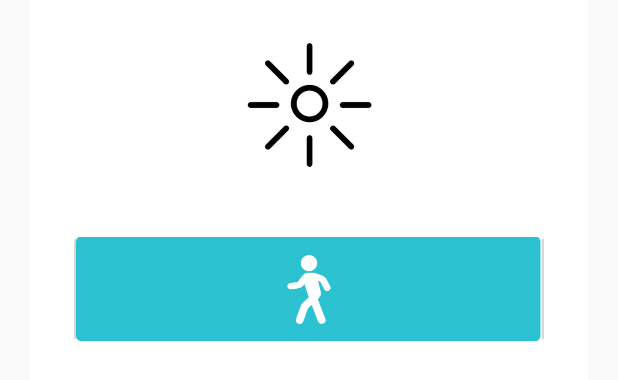
After one commit to myspecialway/my-special-way-android, an Android app: the layout activity_notification.xml on its own in the app's theme, with its tools: preview values and no code run, on a phone screen of 412 x 824 dp. The commit adds this screen. Shown: the top 380 px of the screen. Run offline under Robolectric (Android 15) with nearby library versions, the phone set to English and light mode, and no system bars.

Commit message:
Add custom notification activity

```diff
--- a/Basic/src/main/java/org/myspecialway/android/mainscreen/MainScreenActivity.java
+++ b/Basic/src/main/java/org/myspecialway/android/mainscreen/MainScreenActivity.java
@@ -5,6 +5,7 @@ import android.arch.lifecycle.ViewModelProviders;
 import android.content.Intent;
 import android.os.Bundle;
 import android.support.annotation.Nullable;
+import android.support.v7.app.ActionBar;
 import android.support.v7.app.AppCompatActivity;
 import android.view.View;
 import android.widget.Button;
@@ -60,6 +61,11 @@ public class MainScreenActivity extends AppCompatActivity {
         });
     }
 
+    private void initToolbar() {
+        ActionBar supportActionBar = getSupportActionBar();
+        supportActionBar.setTitle("בדרכי שלי");
+    }
+
     private void observeUserName() {
         final Observer<String> userNameObserver = new Observer<String>() {
             @Override
--- /dev/null
+++ b/Basic/src/main/res/layout/activity_notification.xml
@@ -0,0 +1,44 @@
+<?xml version="1.0" encoding="utf-8"?>
+<RelativeLayout xmlns:android="http://schemas.android.com/apk/res/android"
+    android:layout_width="match_parent"
+    android:layout_height="match_parent"
+    android:background="@android:color/transparent"
+    >
+
+    <LinearLayout
+        android:layout_width="match_parent"
+        android:layout_height="wrap_content"
+        android:layout_marginHorizontal="20dp"
+        android:gravity="center"
+        android:orientation="vertical"
+        android:padding="20dp"
+        android:visibility="visible"
+        android:background="@android:color/white">
+
+        <ImageView
+            android:layout_width="100dp"
+            android:layout_height="100dp"
+            android:layout_gravity="center_horizontal"
+
+            android:background="@android:color/transparent"
+            android:contentDescription=""
+            android:src="@drawable/notification_img" />
+
+        <TextView
+            android:id="@+id/dialog_notification_text"
+            android:layout_width="wrap_content"
+            android:layout_height="wrap_content"
+            android:textColor="#000000"
+            android:layout_gravity="center_horizontal"
+            android:textSize="20sp" />
+
+        <ImageButton
+            android:id="@+id/dialog_notification_button"
+            android:layout_width="match_parent"
+            android:layout_height="80dp"
+            android:layout_margin="5dp"
+            android:padding="5dp"
+            android:scaleType="fitXY"
+            android:src="@drawable/temp_notification_button" />
+    </LinearLayout>
+</RelativeLayout>
--- a/Basic/src/main/res/values/strings.xml
+++ b/Basic/src/main/res/values/strings.xml
@@ -100,5 +100,8 @@
     <string name="notification_navigation_text">%2$s, בוא נצא לשיעור %1$s!</string>
     <string name="channel_name">MSW</string>
     <string name="channel_description">Used for MSW notifications</string>
+    <string name="example_notification">set alarm for notificaiton</string>
+    <string name="notifiaction_activity">Notification alarm</string>
+    <string name="msw_hebrew">בדרכי שלי</string>
 
 </resources>
--- a/Basic/src/main/res/values/styles.xml
+++ b/Basic/src/main/res/values/styles.xml
@@ -15,4 +15,19 @@
         <item name="android:background">@android:color/white</item>
     </style>
 
+    <style parent="android:Theme" name="Theme.Transparent">
+
+        <item name="android:windowIsTranslucent">true</item>
+
+        <item name="android:windowBackground">@android:color/transparent</item>
+
+        <item name="android:windowContentOverlay">@null</item>
+
+        <item name="android:windowNoTitle">true</item>
+
+        <item name="android:windowIsFloating">true</item>
+
+        <item name="android:backgroundDimEnabled">false</item>
+
+    </style>
 </resources>
```
Also changed, not shown: Basic/src/main/AndroidManifest.xml (+7 -1 lines), Basic/src/main/java/org/myspecialway/Alarm.java (+8 -3 lines), Basic/src/main/java/org/myspecialway/NotificationActivity.java (added, +48 -0 lines), Basic/src/main/java/org/myspecialway/NotificationSchedulerTemp.java (added, +22 -0 lines), Basic/src/main/res/drawable/notification_img.png (added), Basic/src/main/res/drawable/temp_notification_button.png (added).
